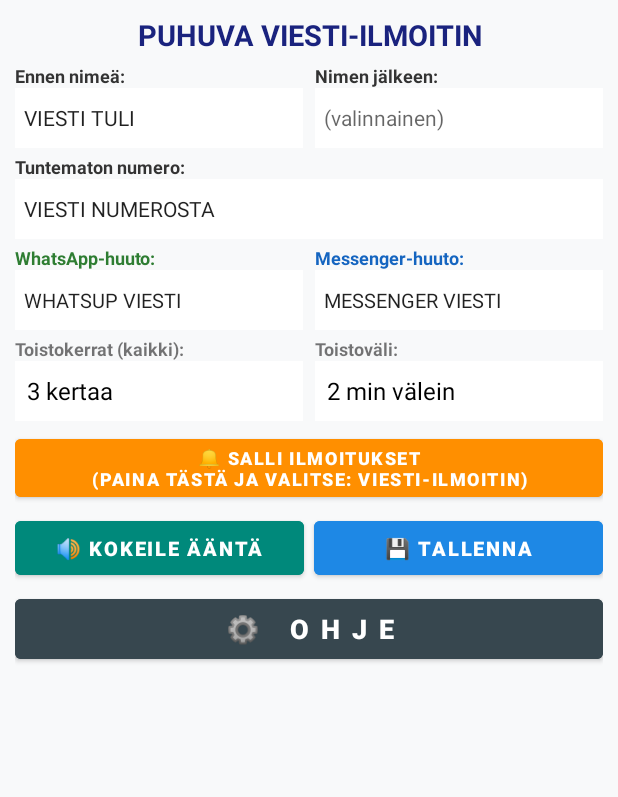
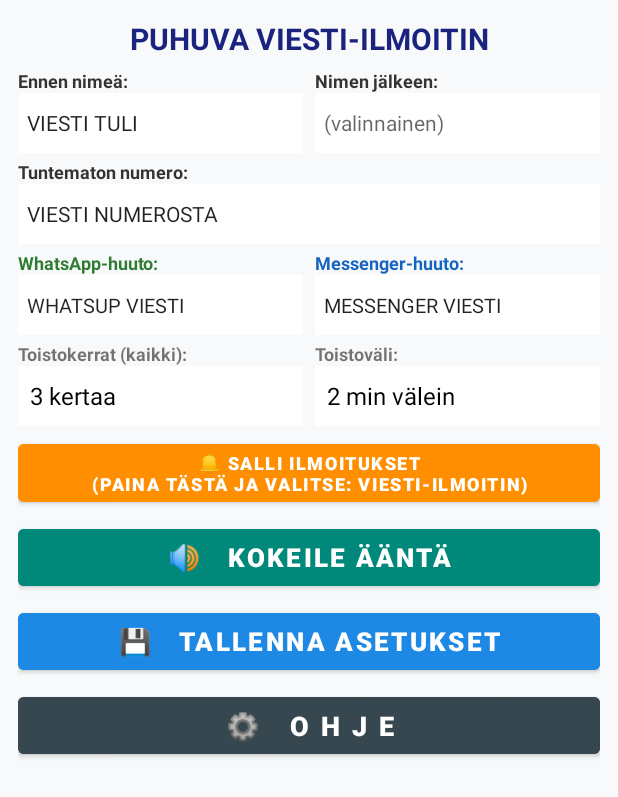
Before and after one commit to juhaniuusivuori-code/ViestiIlmoitin, an Android app: the screen it shows after launch (MainActivity), on a phone screen of 412 x 824 dp. Shown: the top 797 px of the screen. Run offline under Robolectric (Android 15) with nearby library versions, the phone set to English and light mode, and no system bars.

Commit message:
Make Test and Save buttons full width and identically sized so text never wraps

```diff
--- a/app/src/main/res/layout/activity_main.xml
+++ b/app/src/main/res/layout/activity_main.xml
@@ -3,14 +3,14 @@
     android:layout_width="match_parent"
     android:layout_height="match_parent"
     android:orientation="vertical"
-    android:padding="10dp"
+    android:padding="12dp"
     android:background="#F8F9FA">
 
     <TextView
         android:layout_width="match_parent"
         android:layout_height="wrap_content"
         android:text="PUHUVA VIESTI-ILMOITIN"
-        android:textSize="19sp"
+        android:textSize="20sp"
         android:textStyle="bold"
         android:gravity="center"
         android:textColor="#1A237E"
@@ -194,52 +194,44 @@
         android:id="@+id/btnNotificationPermission"
         android:layout_width="match_parent"
         android:layout_height="wrap_content"
-        android:minHeight="44dp"
+        android:minHeight="46dp"
         android:padding="4dp"
         android:text="🔔 SALLI ILMOITUKSET\n(Paina tästä ja valitse: Viesti-Ilmoitin)"
         android:textSize="12sp"
         android:textStyle="bold"
         android:backgroundTint="#FF8F00"
         android:textColor="#FFFFFF"
-        android:layout_marginBottom="4dp" />
+        android:layout_marginBottom="6dp" />
 
-    <!-- Kokeile ja Tallenna rinnakkain tai peräkkäin -->
-    <LinearLayout
-        android:layout_width="match_parent"
-        android:layout_height="wrap_content"
-        android:orientation="horizontal"
-        android:layout_marginBottom="4dp">
-
+    <!-- 1. Iso Kokeile-nappi (koko leveys, oma rivi) -->
     <Button
         android:id="@+id/btnTest"
-            android:layout_width="0dp"
-            android:layout_height="48dp"
-            android:layout_weight="1"
-            android:text="🔊 KOKEILE ÄÄNTÄ"
-            android:textSize="13sp"
+        android:layout_width="match_parent"
+        android:layout_height="50dp"
+        android:text="🔊   KOKEILE ÄÄNTÄ"
+        android:textSize="17sp"
         android:textStyle="bold"
         android:backgroundTint="#00897B"
         android:textColor="#FFFFFF"
-            android:layout_marginEnd="3dp" />
+        android:layout_marginBottom="6dp" />
 
+    <!-- 2. Iso Tallenna-nappi (koko leveys, täsmälleen sama koko) -->
     <Button
         android:id="@+id/btnSave"
-            android:layout_width="0dp"
-            android:layout_height="48dp"
-            android:layout_weight="1"
-            android:text="💾 TALLENNA"
-            android:textSize="13sp"
+        android:layout_width="match_parent"
+        android:layout_height="50dp"
+        android:text="💾   TALLENNA ASETUKSET"
+        android:textSize="17sp"
         android:textStyle="bold"
         android:backgroundTint="#1E88E5"
         android:textColor="#FFFFFF"
-            android:layout_marginStart="3dp" />
-    </LinearLayout>
+        android:layout_marginBottom="6dp" />
 
-    <!-- Iso rattaan kuva ja teksti OHJE alimmaisena -->
+    <!-- 3. Iso Ohje-nappi (koko leveys, täsmälleen sama koko) -->
     <Button
         android:id="@+id/btnHelp"
         android:layout_width="match_parent"
-        android:layout_height="52dp"
+        android:layout_height="50dp"
         android:text="⚙️   O H J E"
         android:textSize="18sp"
         android:textStyle="bold"
```
Lines whose indentation alone changed are shown as unchanged.
